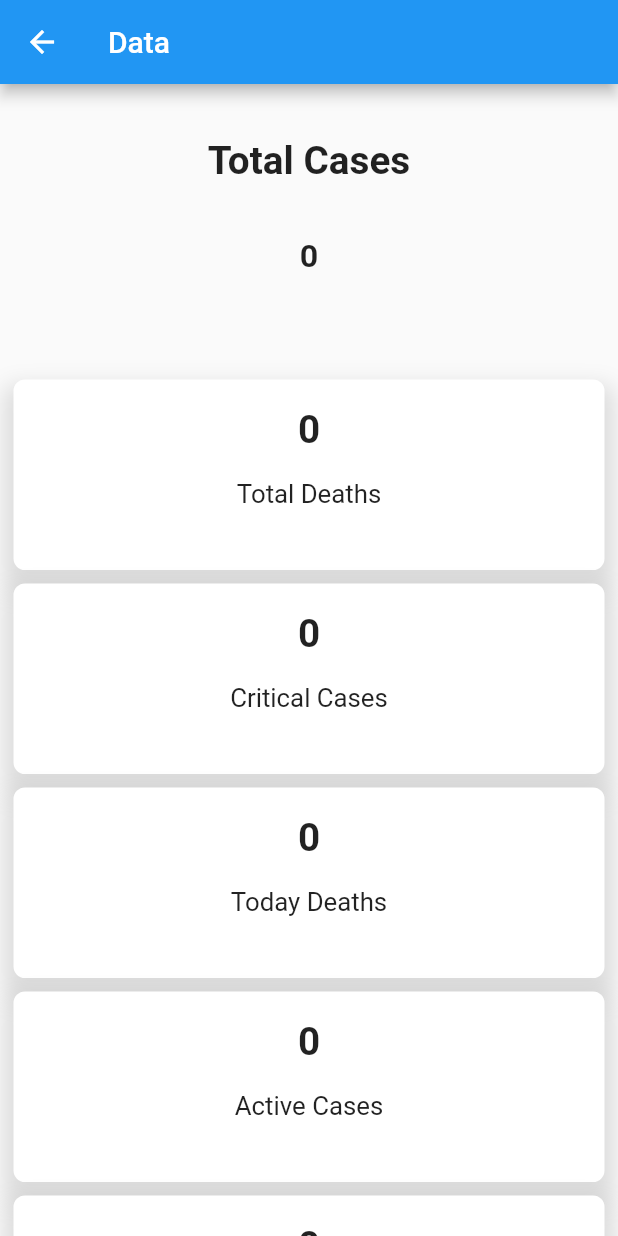
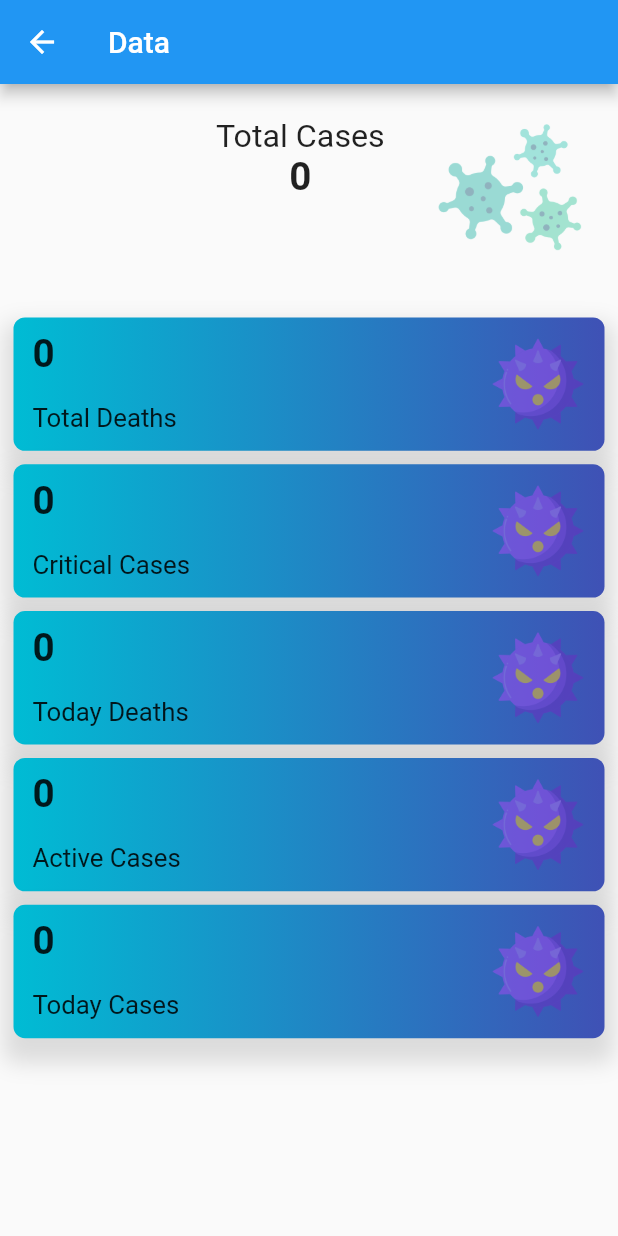
Before and after one commit to SafuRaja7/Covid-19-Tracker, a Flutter app: the CountriesDataScreen screen opened directly with empty values, on a phone screen of 412 x 824 dp. Run offline on Flutter 3.47's test engine with Material 2 defaults, Android fonts, the phone set to English and light mode, and no system bars; our stand-ins replace bloc, dio, equatable, flutter_bloc; network calls fail; Roboto replaces fonts that are missing (Poppins).

Commit message:
Ui changing

```diff
--- a/lib/screens/countries_data_screen.dart
+++ b/lib/screens/countries_data_screen.dart
@@ -3,6 +3,7 @@ import 'package:covid_tracker/configs/configs.dart';
 import 'package:covid_tracker/models/countries.dart';
 import 'package:covid_tracker/widgets/country_data_card.dart';
 import 'package:flutter/material.dart';
+import 'package:intl/intl.dart';
 
 class CountriesDataScreen extends StatelessWidget {
   final Country? country;
@@ -10,6 +11,7 @@ class CountriesDataScreen extends StatelessWidget {
 
   @override
   Widget build(BuildContext context) {
+    final formatter = NumberFormat("###,###");
     App.init(context);
     return Scaffold(
       appBar: AppBar(
@@ -18,45 +20,67 @@ class CountriesDataScreen extends StatelessWidget {
       body: SafeArea(
           child: SingleChildScrollView(
         child: Column(
+          crossAxisAlignment: CrossAxisAlignment.start,
           children: [
-            Space.y2!,
+            Space.y1!,
+            Center(
+              child: Row(
+                mainAxisAlignment: MainAxisAlignment.center,
+                children: [
+                  Space.xf(5),
+                  SizedBox(
+                    width: AppDimensions.normalize(70),
+                    child: Column(
+                      children: [
                         Text(
                           'Total Cases',
+                          style: AppText.h2,
+                        ),
+                        Text(
+                          formatter.format(country!.cases),
                           style: AppText.h1b!,
-            ),
-            Space.y2!,
-            Text(
-              country!.cases.toString(),
-              style: AppText.h2b!,
                         ),
                         Space.y!,
                         Text(
                           country!.country.toString(),
-              style: AppText.h2b!,
+                          style: AppText.h1!,
+                        ),
+                      ],
+                    ),
+                  ),
+                  Opacity(
+                    opacity: 0.5,
+                    child: Image.asset(
+                      'lib/assets/coronavirus.png',
+                      height: AppDimensions.normalize(40),
+                    ),
+                  ),
+                ],
+              ),
             ),
             Space.y2!,
             CountriesData(
-              data: country!.deaths.toString(),
+              data: country!.deaths,
               headerString: 'Total Deaths',
             ),
             Space.y!,
             CountriesData(
-              data: country!.critical.toString(),
+              data: country!.critical,
               headerString: 'Critical Cases',
             ),
             Space.y!,
             CountriesData(
-              data: country!.todayDeaths.toString(),
+              data: country!.todayDeaths,
               headerString: 'Today Deaths',
             ),
             Space.y!,
             CountriesData(
-              data: country!.active.toString(),
+              data: country!.active,
               headerString: 'Active Cases',
             ),
             Space.y!,
             CountriesData(
-              data: country!.active.toString(),
+              data: country!.active,
               headerString: 'Today Cases',
             ),
           ],
--- a/lib/widgets/country_data_card.dart
+++ b/lib/widgets/country_data_card.dart
@@ -1,9 +1,10 @@
 import 'package:flutter/material.dart';
 
 import 'package:covid_tracker/configs/configs.dart';
+import 'package:intl/intl.dart';
 
 class CountriesData extends StatelessWidget {
-  final String? data;
+  final int? data;
   final String? headerString;
 
   const CountriesData({
@@ -14,14 +15,18 @@ class CountriesData extends StatelessWidget {
 
   @override
   Widget build(BuildContext context) {
+    final formatter = NumberFormat("###,###");
     return Column(
       children: [
         Container(
-          height: AppDimensions.normalize(50),
+          height: AppDimensions.normalize(35),
           width: double.infinity,
           margin: Space.all(0.5, 0),
+          padding: Space.all(0.7, 0),
           decoration: BoxDecoration(
-            color: Colors.white,
+            gradient: const LinearGradient(
+              colors: [Colors.cyan, Colors.indigo],
+            ),
             borderRadius: BorderRadius.circular(
               AppDimensions.normalize(3),
             ),
@@ -34,17 +39,30 @@ class CountriesData extends StatelessWidget {
               ),
             ],
           ),
-          child: Column(
+          child: Row(
+            mainAxisAlignment: MainAxisAlignment.spaceBetween,
             children: [
-              Space.y1!,
-              Text(
-                data.toString(),
-                style: AppText.h1b,
+              Column(
+                crossAxisAlignment: CrossAxisAlignment.start,
+                children: [
+                  Space.y!,
+                  Text(
+                    formatter.format(data),
+                    style: AppText.h1b,
+                  ),
+                  Space.y1!,
+                  Text(
+                    headerString!,
+                    style: AppText.h3!,
+                  ),
+                ],
               ),
-              Space.y1!,
-              Text(
-                headerString!,
-                style: AppText.h3,
+              Opacity(
+                opacity: 0.5,
+                child: Image.asset(
+                  'lib/assets/virus.png',
+                  height: AppDimensions.normalize(25),
+                ),
               ),
             ],
           ),
```
Also changed, not shown: lib/screens/countries_screen.dart (+8 -5 lines), lib/screens/dashboard.dart (+9 -4 lines), lib/widgets/countries_card.dart (+16 -3 lines), lib/widgets/global_data_card.dart (+40 -17 lines), lib/assets/bacteria.png (added), lib/assets/coronavirus.png (added), lib/assets/virus.png (added). Lines whose indentation alone changed are shown as unchanged.
